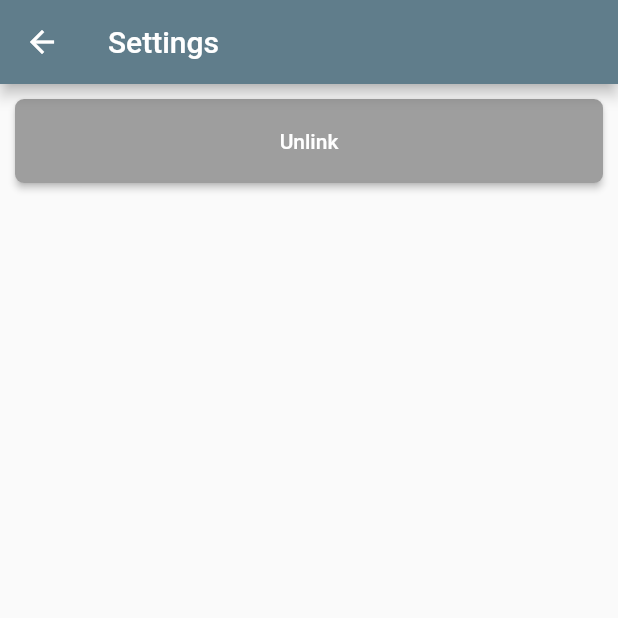
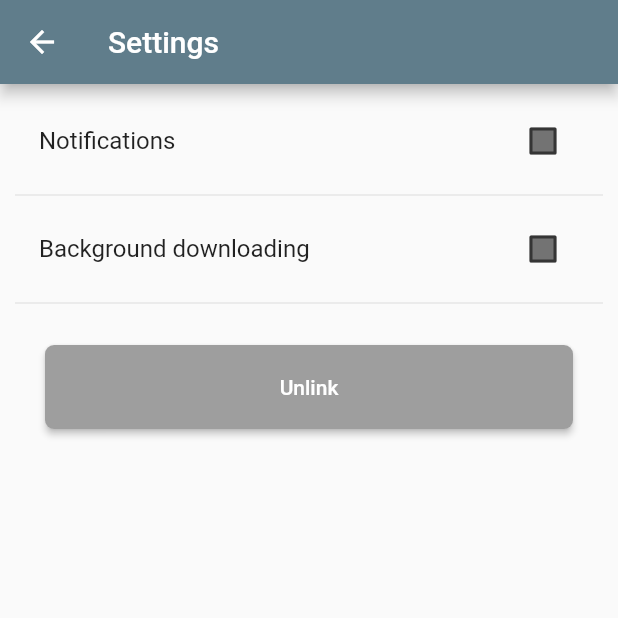
Before and after one commit to Abstractolotl/aztube-app, a Flutter app: the screen it shows after launch, after a tap on the "settings" icon, on a phone screen of 412 x 824 dp, the top half of it. Run offline on Flutter 3.47's test engine with Material 2 defaults, Android fonts, the phone set to English and light mode, and no system bars; our stand-ins replace camera, device_info_plus; missing offline and left inert: qr_code_scanner.

Commit message:
Implement Settings
Add checkboxes for notifcations and backgrounding

```diff
--- a/lib/views/settings.dart
+++ b/lib/views/settings.dart
@@ -3,6 +3,7 @@ import 'package:aztube/elements/simplebutton.dart';
 import 'package:aztube/files/filemanager.dart';
 import 'package:aztube/files/settingsmodel.dart';
 import 'package:flutter/material.dart';
+import 'package:flutter/rendering.dart';
 
 class SettingsScreen extends StatefulWidget {
 
@@ -19,6 +20,15 @@ class SettingsScreenState extends State<SettingsScreen> {
 
   Key key = UniqueKey();
 
+  Color getColor(Set<MaterialState> states) {
+    const Set<MaterialState> interactiveStates = <MaterialState>{
+      MaterialState.pressed,
+      MaterialState.hovered,
+      MaterialState.focused,
+    };
+    return Colors.black54;
+  }
+
   @override
   Widget build(BuildContext context) {
     return Scaffold(
@@ -26,7 +36,37 @@ class SettingsScreenState extends State<SettingsScreen> {
       body: Container(
         padding: const EdgeInsets.symmetric(vertical: 10.0, horizontal: 10.0),
         child: ListView(children: [
-          SimpleButton(
+          ListTile(
+            title: const Text('Notifications'),
+            trailing: Checkbox(
+              checkColor: Colors.white,
+              fillColor: MaterialStateProperty.resolveWith(getColor),
+              value: widget.settings.notifications,
+              onChanged: (value){
+                widget.settings.notifications = value!;
+                FileManager().saveSettings(widget.settings);
+                setState(() { });
+              },
+            )
+          ),
+          const Divider(),
+          ListTile(
+              title: const Text('Background downloading'),
+              trailing: Checkbox(
+                checkColor: Colors.white,
+                fillColor: MaterialStateProperty.resolveWith(getColor),
+                value: widget.settings.backgroundLoading,
+                onChanged: (value){
+                  widget.settings.backgroundLoading = value!;
+                  FileManager().saveSettings(widget.settings);
+                  setState(() { });
+                },
+              )
+          ),
+          const Divider(),
+          Container(
+            padding: const EdgeInsets.symmetric(vertical: 20.0, horizontal: 20.0),
+            child: SimpleButton(
               child: const Text('Unlink'),
               color: (widget.settings.deviceHash.length >= 10) ? Colors.red : Colors.grey,
               onPressed: () {
@@ -37,6 +77,7 @@ class SettingsScreenState extends State<SettingsScreen> {
                   Navigator.pop(context);
                 }
               },
+            ),
           )
         ]),
       )
```
Lines whose indentation alone changed are shown as unchanged.
